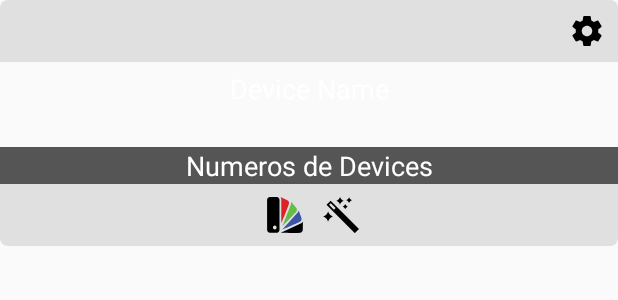
After one commit to pipoblak/Coloreyeze, an Android app: the layout grid_devicegroup_holder_layout.xml on its own in the app's theme, with its tools: preview values and no code run, on a phone screen of 412 x 824 dp. The commit adds this screen. Shown: the top 300 px of the screen. Run offline under Robolectric (Android 15) with nearby library versions, the phone set to English and light mode, and no system bars.

Commit message:
Adicionando DeviceGroups

```diff
--- a/app/src/main/java/colors/com/example/firstplace/coloreyeze/DB.java
+++ b/app/src/main/java/colors/com/example/firstplace/coloreyeze/DB.java
@@ -26,7 +26,7 @@ public class DB {
         values.put("name",device.getDeviceName());
         values.put("ip",device.getDeviceIP());
         values.put("color",device.getDeviceColor());
-
+        values.put("groupID",device.getGroupID());
         db.insert("Device",null,values);
     }
 
@@ -48,6 +48,8 @@ public class DB {
         values.put("name",device.getDeviceName());
         values.put("ip",device.getDeviceIP());
         values.put("color",device.getDeviceColor());
+        values.put("groupID",device.getGroupID());
+
         db.update("Device",values,"_id= ?",new String[]{"" + device.getDeviceId()});
     }
 
@@ -71,7 +73,7 @@ public class DB {
 
     public List<Device> searchAllDevices(){
         List <Device> listDevices = new ArrayList<Device>();
-        String[] columns = {"_id","name","ip","color"};
+        String[] columns = {"_id","name","ip","color","groupID"};
 
         Cursor cursor = db.query("Device",columns,null,null,null,null,"name ASC");
 
@@ -85,6 +87,7 @@ public class DB {
                 device.setDeviceName(cursor.getString(1));
                 device.setDeviceIP(cursor.getString(2));
                 device.setDeviceColor(cursor.getString(3));
+                device.setGroupID(cursor.getLong(4));
                 listDevices.add(device);
             }while(cursor.moveToNext());
 
--- a/app/src/main/java/colors/com/example/firstplace/coloreyeze/DBCore.java
+++ b/app/src/main/java/colors/com/example/firstplace/coloreyeze/DBCore.java
@@ -10,15 +10,16 @@ import android.database.sqlite.SQLiteOpenHelper;
  */
 public class DBCore extends SQLiteOpenHelper {
     private static final String NAME_DB="Coloreyeze";
-    private static final int VERSION_DB=6;
+    private static final int VERSION_DB=7;
     public DBCore(Context context){
         super(context,NAME_DB,null,VERSION_DB);
 
     }
     @Override
     public void onCreate(SQLiteDatabase db) {
-        db.execSQL("CREATE TABLE Device(_id integer primary key autoincrement, name text not null, ip text not null, color text not null);");
+        db.execSQL("CREATE TABLE Device(_id integer primary key autoincrement, name text not null, ip text not null, color text not null,groupID integer);");
         db.execSQL("CREATE TABLE Strip(_id integer,name text not null,color text not null,pixels integer not null,deviceID integer not null);");
+        db.execSQL("CREATE TABLE DeviceGroup(_id integer,name text not null,color text not null);");
     }
 
     @Override
--- a/app/src/main/java/colors/com/example/firstplace/coloreyeze/Device.java
+++ b/app/src/main/java/colors/com/example/firstplace/coloreyeze/Device.java
@@ -6,8 +6,9 @@ package colors.com.example.firstplace.coloreyeze;
 public class Device {
     private String deviceName;
     private String deviceIP;
-    private long deviceId;
+    private long deviceId,groupID;
     private String deviceColor;
+
 
 
 
@@ -43,7 +44,12 @@ public class Device {
         this.deviceColor = deviceColor;
     }
 
+    public long getGroupID() {
+        return groupID;
+    }
 
-
+    public void setGroupID(long groupID) {
+        this.groupID = groupID;
+    }
 
 }
--- /dev/null
+++ b/app/src/main/java/colors/com/example/firstplace/coloreyeze/DeviceGroup.java
@@ -0,0 +1,35 @@
+package colors.com.example.firstplace.coloreyeze;
+
+/**
+ * Created by FirstPlace on 24/08/2016.
+ */
+public class DeviceGroup {
+    String groupName,groupColor;
+    long groupID;
+
+    public long getGroupID() {
+        return groupID;
+    }
+
+    public void setGroupID(long groupID) {
+        this.groupID = groupID;
+    }
+
+    public String getGroupName() {
+        return groupName;
+    }
+
+    public void setGroupName(String groupName) {
+        this.groupName = groupName;
+    }
+
+    public String getGroupColor() {
+        return groupColor;
+    }
+
+    public void setGroupColor(String groupColor) {
+        this.groupColor = groupColor;
+    }
+
+
+}
--- a/app/src/main/res/layout/add_device_dialog.xml
+++ b/app/src/main/res/layout/add_device_dialog.xml
@@ -69,7 +69,9 @@
                 android:id="@+id/txtNameDevice"
                 android:layout_gravity="center_horizontal"
                 android:textAlignment="center"
-                android:maxLines="1" />
+                android:maxLines="1"
+                android:lines="1"
+                android:minLines="1" />
 
             <TextView
                 android:layout_width="wrap_content"
@@ -85,7 +87,9 @@
                 android:layout_height="wrap_content"
                 android:id="@+id/txtDeviceIp"
                 android:textAlignment="center"
-                android:maxLines="1" />
+                android:maxLines="1"
+                android:lines="1"
+                android:minLines="1" />
 
             <TextView
                 android:layout_width="wrap_content"
--- /dev/null
+++ b/app/src/main/res/layout/grid_devicegroup_holder_layout.xml
@@ -0,0 +1,123 @@
+<?xml version="1.0" encoding="utf-8"?>
+<LinearLayout xmlns:android="http://schemas.android.com/apk/res/android"
+    android:orientation="vertical" android:layout_width="match_parent"
+    android:layout_height="match_parent"
+    android:weightSum="1">
+
+    <LinearLayout
+
+        android:orientation="horizontal"
+        android:layout_width="fill_parent"
+        android:layout_height="wrap_content"
+        android:background="@drawable/shape_bottom_normal"
+        android:layout_gravity="center"
+        android:backgroundTint="@color/colorPrimary">
+
+        <View
+            android:layout_width="0dp"
+            android:layout_height="0dp"
+            android:layout_weight="1"
+            />
+        <ImageButton
+            android:layout_width="32dp"
+            android:layout_height="32dp"
+            android:id="@+id/optionsButton"
+            android:layout_alignParentLeft="true"
+            android:layout_alignParentStart="false"
+            android:layout_above="@+id/deviceIp"
+            android:src="@drawable/ic_settings"
+            android:layout_marginLeft="5dp"
+            style="@style/Widget.AppCompat.Light.ActionButton" />
+
+    </LinearLayout>
+
+    <LinearLayout
+        android:orientation="vertical"
+        android:layout_width="match_parent"
+        android:layout_height="wrap_content"
+        android:id="@+id/layoutTop">
+
+        <LinearLayout
+            android:orientation="horizontal"
+            android:layout_width="fill_parent"
+            android:layout_height="wrap_content">
+
+            <TextView
+                android:layout_width="fill_parent"
+                android:layout_height="wrap_content"
+                android:textAppearance="?android:attr/textAppearanceMedium"
+                android:text="Device Name"
+                android:id="@+id/deviceName"
+                android:layout_alignParentTop="true"
+                android:layout_centerHorizontal="true"
+                android:autoText="false"
+                android:textColor="@android:color/background_light"
+                android:textAlignment="center"
+                android:layout_gravity="center"
+                android:maxLines="2"
+                android:minLines="2"
+                android:singleLine="false"
+                android:layout_margin="5dp" />
+
+        </LinearLayout>
+
+        <TextView
+            android:layout_width="fill_parent"
+            android:layout_height="wrap_content"
+            android:textAppearance="?android:attr/textAppearanceMedium"
+            android:text="Numeros de Devices"
+            android:id="@+id/deviceIp"
+            android:autoText="false"
+            android:textAlignment="center"
+            android:layout_alignParentBottom="true"
+            android:layout_centerHorizontal="true"
+            android:elevation="0dp"
+            android:elegantTextHeight="false"
+            android:textColor="@android:color/background_light"
+            android:background="#e1404040" />
+    </LinearLayout>
+
+    <LinearLayout
+        android:orientation="horizontal"
+        android:layout_width="match_parent"
+        android:layout_height="wrap_content"
+        android:background="@drawable/shape_top_normal"
+        android:layout_gravity="center_horizontal"
+        android:backgroundTint="@color/colorPrimary">
+        <View
+            android:layout_width="0dp"
+            android:layout_height="0dp"
+            android:layout_weight="1"
+            />
+        <ImageButton
+            android:layout_width="32dp"
+            android:layout_height="32dp"
+            android:layout_alignParentLeft="true"
+            android:layout_alignParentStart="false"
+            android:layout_above="@+id/deviceIp"
+            android:id="@+id/btnShowColor"
+            android:src="@drawable/ic_colorpallet"
+            android:layout_marginLeft="5dp"
+            android:layout_gravity="center"
+            style="@style/Widget.AppCompat.Light.ActionButton" />
+
+        <ImageButton
+            android:layout_width="32dp"
+            android:layout_height="32dp"
+            android:layout_alignParentLeft="true"
+            android:layout_alignParentStart="false"
+            android:layout_above="@+id/deviceIp"
+            android:id="@+id/btnEffects"
+            android:src="@drawable/ic_effects"
+            android:layout_marginLeft="5dp"
+            style="@style/Widget.AppCompat.Light.ActionButton" />
+
+        <View
+            android:layout_width="0dp"
+            android:layout_height="0dp"
+            android:layout_weight="1"
+            />
+
+    </LinearLayout>
+
+</LinearLayout>
```
